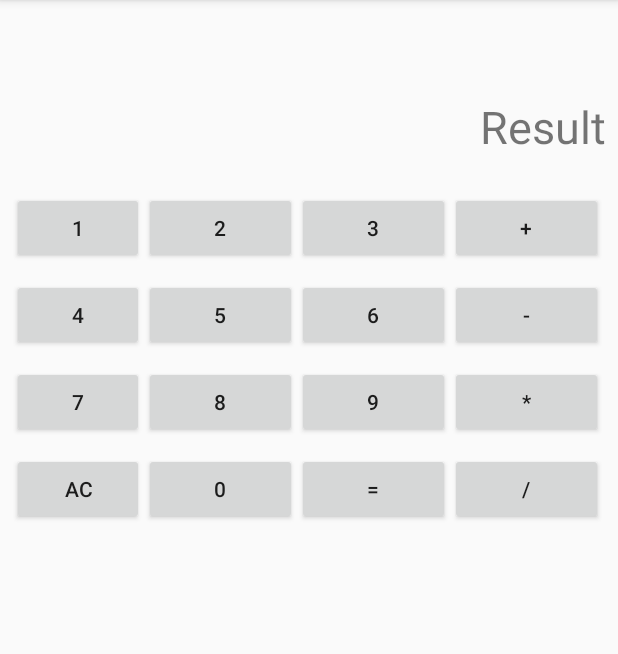
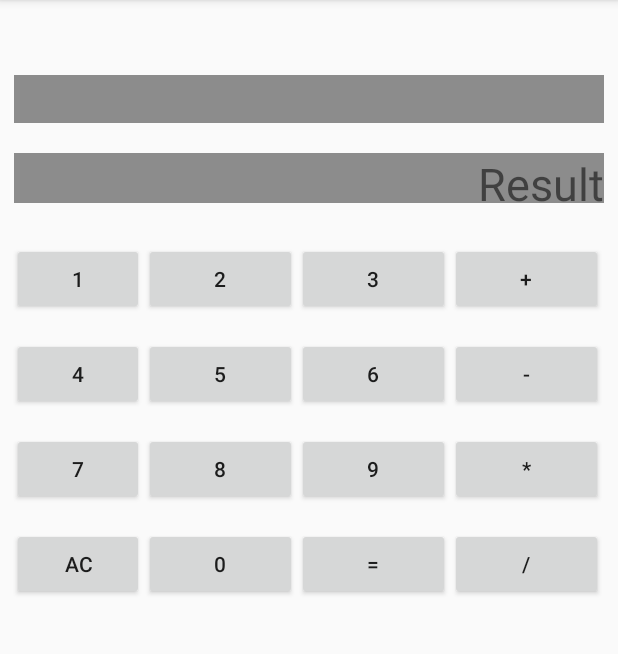
Before and after one commit to prty1025/Android, an Android app: the screen it shows after launch (CalculatorActivity), after a tap on "계산기", on a phone screen of 412 x 824 dp, the part 84-738 px from its top. Run offline under Robolectric (Android 15) with nearby library versions, the phone set to English and light mode, and no system bars.

Commit message:
andorid calculator source init

```diff
--- a/app/src/main/AndroidManifest.xml
+++ b/app/src/main/AndroidManifest.xml
@@ -16,7 +16,8 @@
                 <category android:name="android.intent.category.LAUNCHER" />
             </intent-filter>
         </activity>
-        <activity android:name=".CalculatorActivity"></activity>
+        <activity android:name=".CalculatorActivity" />
+        <activity android:name=".widgetActivity"></activity>
     </application>
 
 </manifest>
--- a/app/src/main/java/com/example/park/calculator/MainActivity.java
+++ b/app/src/main/java/com/example/park/calculator/MainActivity.java
@@ -9,7 +9,7 @@ import android.widget.Button;
 public class MainActivity extends AppCompatActivity implements View.OnClickListener {
 
     Button btnCal;
-
+    Button btnWidget;
     //1. 위젯을 정의한다.
     @Override
     protected void onCreate(Bundle savedInstanceState) {
@@ -20,9 +20,11 @@ public class MainActivity extends AppCompatActivity implements View.OnClickListe
 
         //2. 정의된 위젯변수에 xml의 위젯 ID를 가져와서 담아준다.
         btnCal = (Button) findViewById(R.id.btnCal);
+        btnWidget = (Button) findViewById(R.id.btnWidget);
 
         //3. 변수(위젯)을 리스너에 달아준다.
         btnCal.setOnClickListener(this);
+        btnWidget.setOnClickListener(this);
     }
 
     @Override
@@ -33,6 +35,10 @@ public class MainActivity extends AppCompatActivity implements View.OnClickListe
                 Intent intent = new Intent(this, CalculatorActivity.class);
                 startActivity(intent);
                 break;
+            case R.id.btnWidget:
+                Intent intent2 = new Intent(this, widgetActivity.class);
+                startActivity(intent2);
+                break;
         }
     }
 }
--- a/app/src/main/res/layout/activity_calculator.xml
+++ b/app/src/main/res/layout/activity_calculator.xml
@@ -9,16 +9,21 @@
     <LinearLayout
         android:id="@+id/Linearlayout"
         android:layout_width="match_parent"
-        android:layout_height="120dp"
-        android:orientation="vertical">
+        android:layout_height="132dp"
+        android:layout_marginEnd="9dp"
+        android:layout_marginStart="9dp"
+        android:layout_marginTop="30dp"
+        android:orientation="vertical"
+        app:layout_constraintTop_toTopOf="parent"
+        tools:layout_editor_absoluteY="32dp">
 
         <TextView
             android:id="@+id/preview"
             android:layout_width="match_parent"
             android:layout_height="32dp"
-            android:layout_marginEnd="8dp"
-            android:layout_marginStart="8dp"
-            android:layout_marginTop="16dp"
+            android:layout_marginTop="20dp"
+            android:background="#8c8c8c"
+            android:gravity="right"
             android:textSize="24dp"
             app:layout_constraintEnd_toEndOf="parent"
             app:layout_constraintStart_toStartOf="parent"
@@ -28,9 +33,8 @@
             android:id="@+id/result"
             android:layout_width="match_parent"
             android:layout_height="33dp"
-            android:layout_marginEnd="8dp"
-            android:layout_marginStart="8dp"
-            android:layout_marginTop="16dp"
+            android:layout_marginTop="20dp"
+            android:background="#8c8c8c"
             android:gravity="right"
             android:text="Result"
             android:textSize="30dp"
@@ -41,21 +45,21 @@
     </LinearLayout>
 
     <TableLayout
-        android:stretchColumns="1,2,3,4"
         android:layout_width="match_parent"
-        android:layout_height="388dp"
+        android:layout_height="344dp"
         android:layout_marginEnd="8dp"
         android:layout_marginStart="8dp"
-        android:layout_marginTop="8dp"
+        android:stretchColumns="1,2,3,4"
         app:layout_constraintEnd_toEndOf="parent"
+        app:layout_constraintHorizontal_bias="0.0"
         app:layout_constraintStart_toStartOf="parent"
-        app:layout_constraintTop_toBottomOf="@+id/Linearlayout" >
+        app:layout_constraintTop_toBottomOf="@+id/Linearlayout">
 
         <TableRow
             android:id="@+id/Table1"
             android:layout_width="match_parent"
             android:layout_height="150dp"
-            android:layout_marginBottom="10dp">
+            android:layout_marginBottom="15dp">
 
             <Button
                 android:id="@+id/btn1"
@@ -88,7 +92,7 @@
             android:id="@+id/Table2"
             android:layout_width="match_parent"
             android:layout_height="150dp"
-            android:layout_marginBottom="10dp">
+            android:layout_marginBottom="15dp">
 
             <Button
                 android:id="@+id/btn4"
@@ -118,7 +122,7 @@
         <TableRow
             android:layout_width="match_parent"
             android:layout_height="match_parent"
-            android:layout_marginBottom="10dp">
+            android:layout_marginBottom="15dp">
 
             <Button
                 android:id="@+id/btn7"
```
Also changed, not shown: app/src/main/java/com/example/park/calculator/widgetActivity.java (added, +63 -0 lines), app/src/main/res/layout/activity_main.xml (+16 -1 lines), app/src/main/res/layout/activity_widget.xml (added, +110 -0 lines).
